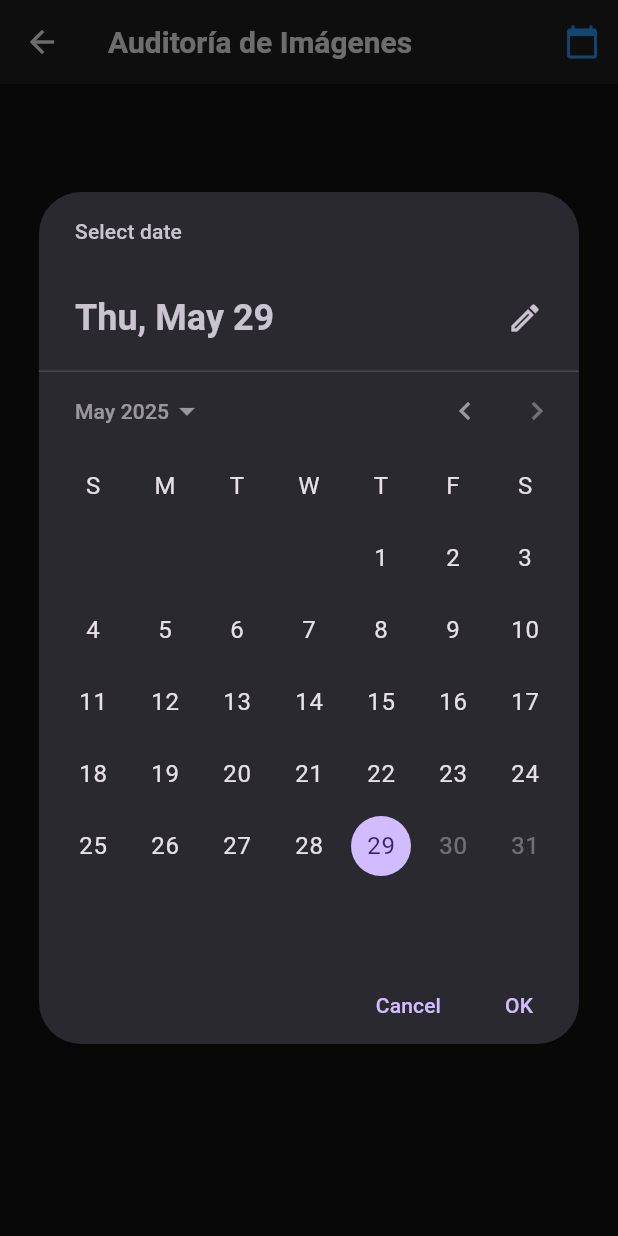
After one commit to JordyC1/Webserver, a Flutter app: the AuditoriaScreen screen opened directly, after a tap on the "calendar today" icon, on a phone screen of 412 x 824 dp. The commit adds this screen. Run offline on Flutter 3.47's test engine with Material 3 defaults, Android fonts, the phone set to English and light mode, and no system bars; our stand-ins replace fl_chart, shared_preferences; missing offline and left inert: dart:html; accounts and stored records are empty; network calls fail.

Commit message:
agregando opcion de auditar imagenes

```diff
--- a/lib/theme/app_theme.dart
+++ b/lib/theme/app_theme.dart
@@ -25,7 +25,7 @@ class AppTheme {
             fontWeight: FontWeight.bold,
           ),
         ),
-        cardTheme: CardTheme(
+        cardTheme: CardThemeData(
           color: cardBackground,
           elevation: 2,
           shape: RoundedRectangleBorder(
--- /dev/null
+++ b/lib/views/auditoriascreen.dart
@@ -0,0 +1,266 @@
+import 'package:flutter/material.dart';
+import 'package:http/http.dart' as http;
+import 'dart:convert';
+import 'dart:html' as html;
+import '../theme/app_theme.dart';
+
+class AuditoriaScreen extends StatefulWidget {
+  @override
+  _AuditoriaScreenState createState() => _AuditoriaScreenState();
+}
+
+class _AuditoriaScreenState extends State<AuditoriaScreen> {
+  DateTime selectedDate = DateTime.now();
+  Map<String, List<String>> imagenesPorHora = {};
+  String? horaSeleccionada;
+  bool isLoading = false;
+  int? imagenActualIndex;
+  List<String> imagenesSeleccionadas = [];
+
+  final String baseUrl = 'http://raspberrypi2.local/auditoria/auditoria';
+
+  @override
+  void initState() {
+    super.initState();
+    _cargarImagenes();
+  }
+
+  Future<void> _cargarImagenes() async {
+    setState(() {
+      isLoading = true;
+      horaSeleccionada = null;
+      imagenesSeleccionadas = [];
+      imagenesPorHora = {}; // Limpiar antes de cargar nueva fecha
+    });
+
+    final fechaStr = _formatoFecha(selectedDate);
+
+    try {
+      final response = await http.get(Uri.parse("http://raspberrypi2.local/get_imagenes_auditoria.php?fecha=$fechaStr"));
+
+      if (response.statusCode == 200) {
+        final Map<String, dynamic> data = jsonDecode(response.body);
+        final Map<String, List<String>> organizadas = {};
+
+        for (var hora in data.keys) {
+          List<String> lista = List<String>.from(data[hora]);
+          organizadas[hora] = lista;
+        }
+
+        setState(() {
+          imagenesPorHora = organizadas;
+        });
+      } else {
+        print("Error HTTP: ${response.statusCode}");
+      }
+    } catch (e) {
+      print("Error al conectar: $e");
+    }
+
+    setState(() => isLoading = false);
+  }
+
+  String _formatoFecha(DateTime fecha) =>
+      "${fecha.year}-${_twoDigits(fecha.month)}-${_twoDigits(fecha.day)}";
+
+  String _twoDigits(int n) => n.toString().padLeft(2, '0');
+
+  Future<void> _seleccionarFecha(BuildContext context) async {
+    final DateTime? fecha = await showDatePicker(
+      context: context,
+      initialDate: selectedDate,
+      firstDate: DateTime(2024),
+      lastDate: DateTime.now(),
+    );
+
+    if (fecha != null) {
+      setState(() {
+        selectedDate = fecha;
+      });
+      await _cargarImagenes(); // Esperar para evitar errores de UI con datos viejos
+    }
+  }
+
+  void _abrirImagenModal(int index, List<String> imagenes) {
+    imagenActualIndex = index;
+    imagenesSeleccionadas = imagenes;
+    showDialog(
+      context: context,
+      builder: (_) => StatefulBuilder(
+        builder: (context, setState) {
+          final nombreArchivo = imagenesSeleccionadas[imagenActualIndex!];
+          final hora = horaSeleccionada!;
+          final url = "$baseUrl/${_formatoFecha(selectedDate)}/$hora/$nombreArchivo";
+
+          return Dialog(
+            insetPadding: const EdgeInsets.all(16),
+            backgroundColor: Colors.black87,
+            child: LayoutBuilder(
+              builder: (context, constraints) {
+                final width = constraints.maxWidth * 0.95;
+                final height = constraints.maxHeight * 0.95;
+
+                return Column(
+                  mainAxisSize: MainAxisSize.min,
+                  children: [
+                    Expanded(
+                      child: InteractiveViewer(
+                        child: Image.network(
+                          url,
+                          fit: BoxFit.contain,
+                          width: width,
+                          height: height,
+                        ),
+                      ),
+                    ),
+                    const SizedBox(height: 12),
+                    Row(
+                      mainAxisAlignment: MainAxisAlignment.spaceAround,
+                      children: [
+                        IconButton(
+                          icon: const Icon(Icons.arrow_back_ios, color: Colors.white),
+                          onPressed: imagenActualIndex! > 0
+                              ? () {
+                                  setState(() => imagenActualIndex = imagenActualIndex! - 1);
+                                }
+                              : null,
+                        ),
+                        TextButton.icon(
+                          onPressed: () {
+                            final anchor = html.AnchorElement(href: url)
+                              ..download = nombreArchivo
+                              ..click();
+                          },
+                          icon: const Icon(Icons.download, color: Colors.white),
+                          label: const Text("Descargar", style: TextStyle(color: Colors.white)),
+                        ),
+                        IconButton(
+                          icon: const Icon(Icons.arrow_forward_ios, color: Colors.white),
+                          onPressed: imagenActualIndex! < imagenesSeleccionadas.length - 1
+                              ? () {
+                                  setState(() => imagenActualIndex = imagenActualIndex! + 1);
+                                }
+                              : null,
+                        ),
+                      ],
+                    )
+                  ],
+                );
+              },
+            ),
+          );
+        },
+      ),
+    );
+  }
+
+  @override
+  Widget build(BuildContext context) {
+    final fechaTexto = _formatoFecha(selectedDate);
+    final horasDisponibles = imagenesPorHora.keys.toList();
+    final imagenesMostrar = horaSeleccionada != null
+        ? imagenesPorHora[horaSeleccionada]?.cast<String>() ?? []
+        : [];
+
+    return Scaffold(
+      backgroundColor: AppTheme.backgroundColor,
+      appBar: AppBar(
+        title: Text("Auditoría de Imágenes", style: TextStyle(color: AppTheme.textPrimary)),
+        backgroundColor: AppTheme.cardBackground,
+        actions: [
+          IconButton(
+            icon: Icon(Icons.calendar_today, color: AppTheme.primaryBlue),
+            onPressed: () => _seleccionarFecha(context),
+          )
+        ],
+      ),
+      body: isLoading
+          ? const Center(child: CircularProgressIndicator())
+          : imagenesPorHora.isEmpty
+              ? Center(
+                  child: Text(
+                    "No hay imágenes disponibles para esta fecha",
+                    style: TextStyle(color: AppTheme.textSecondary),
+                  ),
+                )
+              : Column(
+                  crossAxisAlignment: CrossAxisAlignment.start,
+                  children: [
+                    Padding(
+                      padding: const EdgeInsets.all(12.0),
+                      child: Text("Fecha seleccionada: $fechaTexto",
+                          style: TextStyle(color: AppTheme.textPrimary)),
+                    ),
+                    SingleChildScrollView(
+                      scrollDirection: Axis.horizontal,
+                      child: Padding(
+                        padding: const EdgeInsets.symmetric(horizontal: 8.0),
+                        child: Row(
+                          children: horasDisponibles.map((hora) {
+                            final seleccionada = hora == horaSeleccionada;
+                            return Padding(
+                              padding: const EdgeInsets.symmetric(horizontal: 4.0),
+                              child: ChoiceChip(
+                                label: Text("Hora: $hora:00"),
+                                selected: seleccionada,
+                                selectedColor: AppTheme.primaryBlue,
+                                onSelected: (_) => setState(() => horaSeleccionada = hora),
+                              ),
+                            );
+                          }).toList(),
+                        ),
+                      ),
+                    ),
+                    const SizedBox(height: 12),
+                    Expanded(
+                      child: GridView.builder(
+                        padding: const EdgeInsets.all(12),
+                        itemCount: imagenesMostrar.length,
+                        gridDelegate: SliverGridDelegateWithFixedCrossAxisCount(
+                          crossAxisCount: MediaQuery.of(context).size.width ~/ 150,
+                          crossAxisSpacing: 8,
+                          mainAxisSpacing: 8,
+                          childAspectRatio: 1.5,
+                        ),
+                        itemBuilder: (context, index) {
+                          final nombre = imagenesMostrar[index];
+                          final hora = horaSeleccionada!;
+                          final url = "$baseUrl/$fechaTexto/$hora/$nombre";
+                          final horaTexto = nombre
+                              .split("_")
+                              .last
+                              .replaceAll(".jpg", "")
+                              .replaceAll("-", ":");
+
+                          return InkWell(
+                            onTap: () => _abrirImagenModal(index, imagenesMostrar.cast<String>()),
+                            hoverColor: Colors.transparent,
+                            mouseCursor: SystemMouseCursors.click,
+                            child: Stack(
+                              alignment: Alignment.bottomCenter,
+                              children: [
+                                ClipRRect(
+                                  borderRadius: BorderRadius.circular(6),
+                                  child: Image.network(
+                                    url,
+                                    fit: BoxFit.cover,
+                                    width: double.infinity,
+                                  ),
+                                ),
+                                Container(
+                                  color: Colors.black54,
+                                  padding: const EdgeInsets.symmetric(vertical: 2, horizontal: 4),
+                                  child: Text(horaTexto,
+                                      style: const TextStyle(color: Colors.white, fontSize: 12)),
+                                )
+                              ],
+                            ),
+                          );
+                        },
+                      ),
+                    ),
+                  ],
+                ),
+    );
+  }
+}
--- a/lib/views/main_screen.dart
+++ b/lib/views/main_screen.dart
@@ -7,6 +7,7 @@ import 'ver_lecturas.dart';
 import 'usuarios_screen.dart'; // ✅ Importamos la nueva pantalla
 import 'alertas_screen.dart'; // Importar la nueva pantalla
 import 'exportar_screen.dart';
+import 'auditoriascreen.dart';
 
 class MainScreen extends StatefulWidget {
   const MainScreen({super.key});
@@ -25,6 +26,7 @@ class _MainScreenState extends State<MainScreen> {
     VerLecturasScreen(),
     AlertasScreen(), // Agregar la pantalla de alertas
     ExportarScreen(), // Agregar la nueva pantalla
+    AuditoriaScreen(),
   ];
 
   void _onItemTapped(int index) {
--- a/lib/widgets/side_menu.dart
+++ b/lib/widgets/side_menu.dart
@@ -40,6 +40,7 @@ class SideMenu extends StatelessWidget {
           _buildMenuItem(Icons.library_books, 'Ver Lecturas', 2),
           _buildMenuItem(Icons.notifications, 'Alertas', 3),
           _buildMenuItem(Icons.exit_to_app, 'Exportar', 4),
+          _buildMenuItem(Icons.content_paste_search, 'Auditorias Imagenes', 5),
         ],
       ),
     );
```
Also changed, not shown: pubspec.lock.
